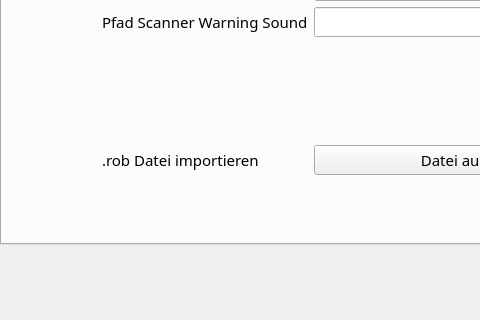
Qt form ui/MainWindow.ui (Snupai/MultipackParser) before a commit; both pictures show x 0 to 480 and y 145 to 465 of the 1280 by 720 pixel window.
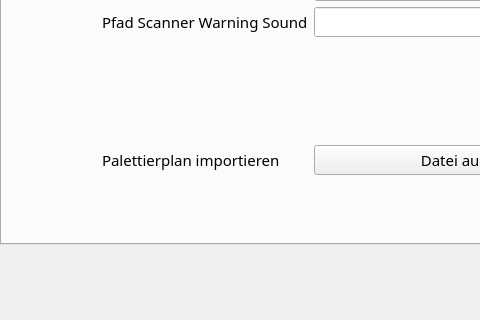
The same form after that commit. The open tabs and pages were chosen to show the change. Icons and pictures are not drawn.

What changed in the file:
```diff
--- a/ui/MainWindow.ui
+++ b/ui/MainWindow.ui
@@ -1662,7 +1662,7 @@
         <item row="7" column="0">
          <widget class="QLabel" name="label_import_rob">
           <property name="text">
-           <string>.rob Datei importieren</string>
+           <string>Palettierplan importieren</string>
           </property>
          </widget>
         </item>
```
Left out of the diff: 2 changed lines with no effect on the pictures.
